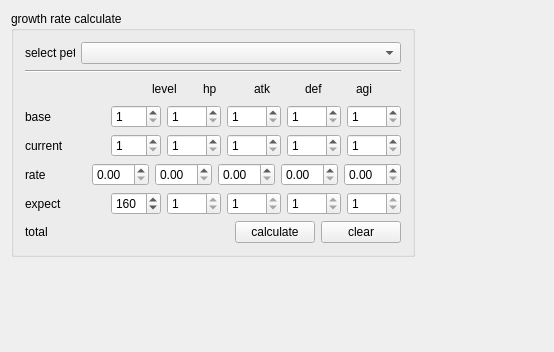
bestkakkoii/SaSH, file SaSH/form/petinfoform.ui: the form before one commit.
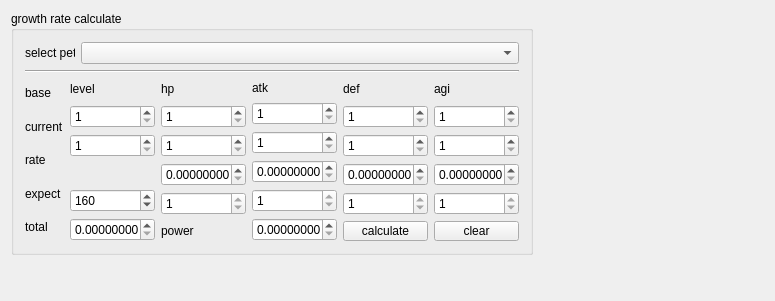
The form after the commit. Custom widgets are drawn as their Qt base class.

Commit message: fix: growth rate calc

```diff
--- a/SaSH/form/petinfoform.ui
+++ b/SaSH/form/petinfoform.ui
@@ -6,24 +6,20 @@
    <rect>
     <x>0</x>
     <y>0</y>
-    <width>554</width>
-    <height>352</height>
+    <width>775</width>
+    <height>301</height>
    </rect>
   </property>
   <property name="windowTitle">
    <string>PetInfoForm</string>
   </property>
-  <layout class="QGridLayout" name="gridLayout_3">
-   <item row="0" column="0">
-    <layout class="QGridLayout" name="gridLayout_2">
+  <layout class="QGridLayout" name="gridLayout">
      <item row="0" column="0">
       <widget class="QGroupBox" name="groupBox">
        <property name="title">
         <string>growth rate calculate</string>
        </property>
-       <layout class="QGridLayout" name="gridLayout">
-        <item row="0" column="0">
-         <layout class="QVBoxLayout" name="verticalLayout">
+     <layout class="QVBoxLayout" name="verticalLayout_7">
           <item>
            <layout class="QHBoxLayout" name="horizontalLayout_7">
             <item>
@@ -54,87 +50,7 @@
           <item>
            <layout class="QHBoxLayout" name="horizontalLayout">
             <item>
-             <spacer name="horizontalSpacer_3">
-              <property name="orientation">
-               <enum>Qt::Horizontal</enum>
-              </property>
-              <property name="sizeHint" stdset="0">
-               <size>
-                <width>40</width>
-                <height>20</height>
-               </size>
-              </property>
-             </spacer>
-            </item>
-            <item>
-             <widget class="QLabel" name="label_2">
-              <property name="minimumSize">
-               <size>
-                <width>45</width>
-                <height>0</height>
-               </size>
-              </property>
-              <property name="text">
-               <string>level</string>
-              </property>
-             </widget>
-            </item>
-            <item>
-             <widget class="QLabel" name="label_3">
-              <property name="minimumSize">
-               <size>
-                <width>45</width>
-                <height>0</height>
-               </size>
-              </property>
-              <property name="text">
-               <string>hp</string>
-              </property>
-             </widget>
-            </item>
-            <item>
-             <widget class="QLabel" name="label_4">
-              <property name="minimumSize">
-               <size>
-                <width>45</width>
-                <height>0</height>
-               </size>
-              </property>
-              <property name="text">
-               <string>atk</string>
-              </property>
-             </widget>
-            </item>
-            <item>
-             <widget class="QLabel" name="label_5">
-              <property name="minimumSize">
-               <size>
-                <width>45</width>
-                <height>0</height>
-               </size>
-              </property>
-              <property name="text">
-               <string>def</string>
-              </property>
-             </widget>
-            </item>
-            <item>
-             <widget class="QLabel" name="label_6">
-              <property name="minimumSize">
-               <size>
-                <width>45</width>
-                <height>0</height>
-               </size>
-              </property>
-              <property name="text">
-               <string>agi</string>
-              </property>
-             </widget>
-            </item>
-           </layout>
-          </item>
-          <item>
-           <layout class="QHBoxLayout" name="horizontalLayout_2">
+         <layout class="QVBoxLayout" name="verticalLayout_6">
             <item>
              <widget class="QLabel" name="label_7">
               <property name="text">
@@ -143,103 +59,6 @@
              </widget>
             </item>
             <item>
-             <spacer name="horizontalSpacer_4">
-              <property name="orientation">
-               <enum>Qt::Horizontal</enum>
-              </property>
-              <property name="sizeHint" stdset="0">
-               <size>
-                <width>40</width>
-                <height>20</height>
-               </size>
-              </property>
-             </spacer>
-            </item>
-            <item>
-             <widget class="QSpinBox" name="spinBox_base_level">
-              <property name="minimumSize">
-               <size>
-                <width>50</width>
-                <height>0</height>
-               </size>
-              </property>
-              <property name="minimum">
-               <number>1</number>
-              </property>
-              <property name="maximum">
-               <number>255</number>
-              </property>
-             </widget>
-            </item>
-            <item>
-             <widget class="QSpinBox" name="spinBox_base_hp">
-              <property name="minimumSize">
-               <size>
-                <width>50</width>
-                <height>0</height>
-               </size>
-              </property>
-              <property name="minimum">
-               <number>1</number>
-              </property>
-              <property name="maximum">
-               <number>9999</number>
-              </property>
-             </widget>
-            </item>
-            <item>
-             <widget class="QSpinBox" name="spinBox_base_atk">
-              <property name="minimumSize">
-               <size>
-                <width>50</width>
-                <height>0</height>
-               </size>
-              </property>
-              <property name="minimum">
-               <number>1</number>
-              </property>
-              <property name="maximum">
-               <number>9999</number>
-              </property>
-             </widget>
-            </item>
-            <item>
-             <widget class="QSpinBox" name="spinBox_base_def">
-              <property name="minimumSize">
-               <size>
-                <width>50</width>
-                <height>0</height>
-               </size>
-              </property>
-              <property name="minimum">
-               <number>1</number>
-              </property>
-              <property name="maximum">
-               <number>9999</number>
-              </property>
-             </widget>
-            </item>
-            <item>
-             <widget class="QSpinBox" name="spinBox_base_agi">
-              <property name="minimumSize">
-               <size>
-                <width>50</width>
-                <height>0</height>
-               </size>
-              </property>
-              <property name="minimum">
-               <number>1</number>
-              </property>
-              <property name="maximum">
-               <number>9999</number>
-              </property>
-             </widget>
-            </item>
-           </layout>
-          </item>
-          <item>
-           <layout class="QHBoxLayout" name="horizontalLayout_3">
-            <item>
              <widget class="QLabel" name="label_8">
               <property name="text">
                <string>current</string>
@@ -247,103 +66,6 @@
              </widget>
             </item>
             <item>
-             <spacer name="horizontalSpacer_5">
-              <property name="orientation">
-               <enum>Qt::Horizontal</enum>
-              </property>
-              <property name="sizeHint" stdset="0">
-               <size>
-                <width>40</width>
-                <height>20</height>
-               </size>
-              </property>
-             </spacer>
-            </item>
-            <item>
-             <widget class="QSpinBox" name="spinBox_current_level">
-              <property name="minimumSize">
-               <size>
-                <width>50</width>
-                <height>0</height>
-               </size>
-              </property>
-              <property name="minimum">
-               <number>1</number>
-              </property>
-              <property name="maximum">
-               <number>255</number>
-              </property>
-             </widget>
-            </item>
-            <item>
-             <widget class="QSpinBox" name="spinBox_current_hp">
-              <property name="minimumSize">
-               <size>
-                <width>50</width>
-                <height>0</height>
-               </size>
-              </property>
-              <property name="minimum">
-               <number>1</number>
-              </property>
-              <property name="maximum">
-               <number>9999</number>
-              </property>
-             </widget>
-            </item>
-            <item>
-             <widget class="QSpinBox" name="spinBox_current_atk">
-              <property name="minimumSize">
-               <size>
-                <width>50</width>
-                <height>0</height>
-               </size>
-              </property>
-              <property name="minimum">
-               <number>1</number>
-              </property>
-              <property name="maximum">
-               <number>9999</number>
-              </property>
-             </widget>
-            </item>
-            <item>
-             <widget class="QSpinBox" name="spinBox_current_def">
-              <property name="minimumSize">
-               <size>
-                <width>50</width>
-                <height>0</height>
-               </size>
-              </property>
-              <property name="minimum">
-               <number>1</number>
-              </property>
-              <property name="maximum">
-               <number>9999</number>
-              </property>
-             </widget>
-            </item>
-            <item>
-             <widget class="QSpinBox" name="spinBox_current_agi">
-              <property name="minimumSize">
-               <size>
-                <width>50</width>
-                <height>0</height>
-               </size>
-              </property>
-              <property name="minimum">
-               <number>1</number>
-              </property>
-              <property name="maximum">
-               <number>9999</number>
-              </property>
-             </widget>
-            </item>
-           </layout>
-          </item>
-          <item>
-           <layout class="QHBoxLayout" name="horizontalLayout_4">
-            <item>
              <widget class="QLabel" name="label_9">
               <property name="text">
                <string>rate</string>
@@ -351,73 +73,6 @@
              </widget>
             </item>
             <item>
-             <spacer name="horizontalSpacer_6">
-              <property name="orientation">
-               <enum>Qt::Horizontal</enum>
-              </property>
-              <property name="sizeHint" stdset="0">
-               <size>
-                <width>40</width>
-                <height>20</height>
-               </size>
-              </property>
-             </spacer>
-            </item>
-            <item>
-             <widget class="QDoubleSpinBox" name="doubleSpinBox">
-              <property name="minimumSize">
-               <size>
-                <width>50</width>
-                <height>0</height>
-               </size>
-              </property>
-             </widget>
-            </item>
-            <item>
-             <widget class="QDoubleSpinBox" name="doubleSpinBox_hp">
-              <property name="minimumSize">
-               <size>
-                <width>50</width>
-                <height>0</height>
-               </size>
-              </property>
-             </widget>
-            </item>
-            <item>
-             <widget class="QDoubleSpinBox" name="doubleSpinBox_atk">
-              <property name="minimumSize">
-               <size>
-                <width>50</width>
-                <height>0</height>
-               </size>
-              </property>
-             </widget>
-            </item>
-            <item>
-             <widget class="QDoubleSpinBox" name="doubleSpinBox_def">
-              <property name="minimumSize">
-               <size>
-                <width>50</width>
-                <height>0</height>
-               </size>
-              </property>
-             </widget>
-            </item>
-            <item>
-             <widget class="QDoubleSpinBox" name="doubleSpinBox_agi">
-              <property name="minimumSize">
-               <size>
-                <width>50</width>
-                <height>0</height>
-               </size>
-              </property>
-             </widget>
-            </item>
-           </layout>
-          </item>
-          <item>
-           <layout class="QHBoxLayout" name="horizontalLayout_5">
-            <item>
              <widget class="QLabel" name="label_10">
               <property name="text">
                <string>expect</string>
@@ -425,26 +80,106 @@
              </widget>
             </item>
             <item>
-             <spacer name="horizontalSpacer_7">
-              <property name="orientation">
-               <enum>Qt::Horizontal</enum>
-              </property>
-              <property name="sizeHint" stdset="0">
+           <widget class="QLabel" name="label_11">
+            <property name="text">
+             <string>total</string>
+            </property>
+           </widget>
+          </item>
+         </layout>
+        </item>
+        <item>
+         <layout class="QVBoxLayout" name="verticalLayout_5">
+          <item>
+           <widget class="QLabel" name="label_2">
+            <property name="minimumSize">
                <size>
-                <width>40</width>
+              <width>45</width>
                 <height>20</height>
                </size>
               </property>
-             </spacer>
+            <property name="text">
+             <string>level</string>
+            </property>
+           </widget>
+          </item>
+          <item>
+           <widget class="QSpinBox" name="spinBox_base_level">
+            <property name="minimumSize">
+             <size>
+              <width>85</width>
+              <height>0</height>
+             </size>
+            </property>
+            <property name="maximumSize">
+             <size>
+              <width>85</width>
+              <height>16777215</height>
+             </size>
+            </property>
+            <property name="minimum">
+             <number>1</number>
+            </property>
+            <property name="maximum">
+             <number>255</number>
+            </property>
+           </widget>
+          </item>
+          <item>
+           <widget class="QSpinBox" name="spinBox_current_level">
+            <property name="minimumSize">
+             <size>
+              <width>85</width>
+              <height>0</height>
+             </size>
+            </property>
+            <property name="maximumSize">
+             <size>
+              <width>85</width>
+              <height>16777215</height>
+             </size>
+            </property>
+            <property name="minimum">
+             <number>1</number>
+            </property>
+            <property name="maximum">
+             <number>255</number>
+            </property>
+           </widget>
+          </item>
+          <item>
+           <widget class="QLabel" name="label_12">
+            <property name="minimumSize">
+             <size>
+              <width>85</width>
+              <height>20</height>
+             </size>
+            </property>
+            <property name="maximumSize">
+             <size>
+              <width>85</width>
+              <height>16777215</height>
+             </size>
+            </property>
+            <property name="text">
+             <string/>
+            </property>
+           </widget>
             </item>
             <item>
              <widget class="QSpinBox" name="spinBox_expect_level">
               <property name="minimumSize">
                <size>
-                <width>50</width>
+              <width>85</width>
                 <height>0</height>
                </size>
               </property>
+            <property name="maximumSize">
+             <size>
+              <width>85</width>
+              <height>16777215</height>
+             </size>
+            </property>
               <property name="readOnly">
                <bool>false</bool>
               </property>
@@ -460,13 +195,118 @@
              </widget>
             </item>
             <item>
+           <widget class="QDoubleSpinBox" name="doubleSpinBox">
+            <property name="minimumSize">
+             <size>
+              <width>85</width>
+              <height>0</height>
+             </size>
+            </property>
+            <property name="maximumSize">
+             <size>
+              <width>85</width>
+              <height>16777215</height>
+             </size>
+            </property>
+            <property name="decimals">
+             <number>8</number>
+            </property>
+           </widget>
+          </item>
+         </layout>
+        </item>
+        <item>
+         <layout class="QVBoxLayout" name="verticalLayout_4">
+          <item>
+           <widget class="QLabel" name="label_3">
+            <property name="minimumSize">
+             <size>
+              <width>45</width>
+              <height>0</height>
+             </size>
+            </property>
+            <property name="text">
+             <string>hp</string>
+            </property>
+           </widget>
+          </item>
+          <item>
+           <widget class="QSpinBox" name="spinBox_base_hp">
+            <property name="minimumSize">
+             <size>
+              <width>85</width>
+              <height>0</height>
+             </size>
+            </property>
+            <property name="maximumSize">
+             <size>
+              <width>85</width>
+              <height>16777215</height>
+             </size>
+            </property>
+            <property name="minimum">
+             <number>1</number>
+            </property>
+            <property name="maximum">
+             <number>9999</number>
+            </property>
+           </widget>
+          </item>
+          <item>
+           <widget class="QSpinBox" name="spinBox_current_hp">
+            <property name="minimumSize">
+             <size>
+              <width>85</width>
+              <height>0</height>
+             </size>
+            </property>
+            <property name="maximumSize">
+             <size>
+              <width>85</width>
+              <height>16777215</height>
+             </size>
+            </property>
+            <property name="minimum">
+             <number>1</number>
+            </property>
+            <property name="maximum">
+             <number>9999</number>
+            </property>
+           </widget>
+          </item>
+          <item>
+           <widget class="QDoubleSpinBox" name="doubleSpinBox_hp">
+            <property name="minimumSize">
+             <size>
+              <width>85</width>
+              <height>0</height>
+             </size>
+            </property>
+            <property name="maximumSize">
+             <size>
+              <width>85</width>
+              <height>16777215</height>
+             </size>
+            </property>
+            <property name="decimals">
+             <number>8</number>
+            </property>
+           </widget>
+          </item>
+          <item>
              <widget class="QSpinBox" name="spinBox_expect_hp">
               <property name="minimumSize">
                <size>
-                <width>50</width>
+              <width>85</width>
                 <height>0</height>
                </size>
               </property>
+            <property name="maximumSize">
+             <size>
+              <width>85</width>
+              <height>16777215</height>
+             </size>
+            </property>
               <property name="readOnly">
                <bool>true</bool>
               </property>
@@ -475,6 +315,105 @@
               </property>
               <property name="maximum">
                <number>9999</number>
+            </property>
+           </widget>
+          </item>
+          <item>
+           <widget class="QLabel" name="label_13">
+            <property name="minimumSize">
+             <size>
+              <width>85</width>
+              <height>20</height>
+             </size>
+            </property>
+            <property name="maximumSize">
+             <size>
+              <width>85</width>
+              <height>16777215</height>
+             </size>
+            </property>
+            <property name="text">
+             <string>power</string>
+            </property>
+           </widget>
+          </item>
+         </layout>
+        </item>
+        <item>
+         <layout class="QVBoxLayout" name="verticalLayout_3">
+          <item>
+           <widget class="QLabel" name="label_4">
+            <property name="minimumSize">
+             <size>
+              <width>45</width>
+              <height>0</height>
+             </size>
+            </property>
+            <property name="text">
+             <string>atk</string>
+            </property>
+           </widget>
+          </item>
+          <item>
+           <widget class="QSpinBox" name="spinBox_base_atk">
+            <property name="minimumSize">
+             <size>
+              <width>85</width>
+              <height>0</height>
+             </size>
+            </property>
+            <property name="maximumSize">
+             <size>
+              <width>85</width>
+              <height>16777215</height>
+             </size>
+            </property>
+            <property name="minimum">
+             <number>1</number>
+            </property>
+            <property name="maximum">
+             <number>9999</number>
+            </property>
+           </widget>
+          </item>
+          <item>
+           <widget class="QSpinBox" name="spinBox_current_atk">
+            <property name="minimumSize">
+             <size>
+              <width>85</width>
+              <height>0</height>
+             </size>
+            </property>
+            <property name="maximumSize">
+             <size>
+              <width>85</width>
+              <height>16777215</height>
+             </size>
+            </property>
+            <property name="minimum">
+             <number>1</number>
+            </property>
+            <property name="maximum">
+             <number>9999</number>
+            </property>
+           </widget>
+          </item>
+          <item>
+           <widget class="QDoubleSpinBox" name="doubleSpinBox_atk">
+            <property name="minimumSize">
+             <size>
+              <width>85</width>
+              <height>0</height>
+             </size>
+            </property>
+            <property name="maximumSize">
+             <size>
+              <width>85</width>
+              <height>16777215</height>
+             </size>
+            </property>
+            <property name="decimals">
+             <number>8</number>
               </property>
              </widget>
             </item>
@@ -482,10 +421,16 @@
              <widget class="QSpinBox" name="spinBox_expect_atk">
               <property name="minimumSize">
                <size>
-                <width>50</width>
+              <width>85</width>
                 <height>0</height>
                </size>
               </property>
+            <property name="maximumSize">
+             <size>
+              <width>85</width>
+              <height>16777215</height>
+             </size>
+            </property>
               <property name="readOnly">
                <bool>true</bool>
               </property>
@@ -494,6 +439,108 @@
               </property>
               <property name="maximum">
                <number>9999</number>
+            </property>
+           </widget>
+          </item>
+          <item>
+           <widget class="QDoubleSpinBox" name="doubleSpinBox_power">
+            <property name="minimumSize">
+             <size>
+              <width>85</width>
+              <height>0</height>
+             </size>
+            </property>
+            <property name="maximumSize">
+             <size>
+              <width>85</width>
+              <height>16777215</height>
+             </size>
+            </property>
+            <property name="decimals">
+             <number>8</number>
+            </property>
+            <property name="maximum">
+             <double>100000.990000000005239</double>
+            </property>
+           </widget>
+          </item>
+         </layout>
+        </item>
+        <item>
+         <layout class="QVBoxLayout" name="verticalLayout_2">
+          <item>
+           <widget class="QLabel" name="label_5">
+            <property name="minimumSize">
+             <size>
+              <width>45</width>
+              <height>0</height>
+             </size>
+            </property>
+            <property name="text">
+             <string>def</string>
+            </property>
+           </widget>
+          </item>
+          <item>
+           <widget class="QSpinBox" name="spinBox_base_def">
+            <property name="minimumSize">
+             <size>
+              <width>85</width>
+              <height>0</height>
+             </size>
+            </property>
+            <property name="maximumSize">
+             <size>
+              <width>85</width>
+              <height>16777215</height>
+             </size>
+            </property>
+            <property name="minimum">
+             <number>1</number>
+            </property>
+            <property name="maximum">
+             <number>9999</number>
+            </property>
+           </widget>
+          </item>
+          <item>
+           <widget class="QSpinBox" name="spinBox_current_def">
+            <property name="minimumSize">
+             <size>
+              <width>85</width>
+              <height>0</height>
+             </size>
+            </property>
+            <property name="maximumSize">
+             <size>
+              <width>85</width>
+              <height>16777215</height>
+             </size>
+            </property>
+            <property name="minimum">
+             <number>1</number>
+            </property>
+            <property name="maximum">
+             <number>9999</number>
+            </property>
+           </widget>
+          </item>
+          <item>
+           <widget class="QDoubleSpinBox" name="doubleSpinBox_def">
+            <property name="minimumSize">
+             <size>
+              <width>85</width>
+              <height>0</height>
+             </size>
+            </property>
+            <property name="maximumSize">
+             <size>
+              <width>85</width>
+              <height>16777215</height>
+             </size>
+            </property>
+            <property name="decimals">
+             <number>8</number>
               </property>
              </widget>
             </item>
@@ -501,27 +548,14 @@
              <widget class="QSpinBox" name="spinBox_expect_def">
               <property name="minimumSize">
                <size>
-                <width>50</width>
+              <width>85</width>
                 <height>0</height>
                </size>
               </property>
-              <property name="readOnly">
-               <bool>true</bool>
-              </property>
-              <property name="minimum">
-               <number>1</number>
-              </property>
-              <property name="maximum">
-               <number>9999</number>
-              </property>
-             </widget>
-            </item>
-            <item>
-             <widget class="QSpinBox" name="spinBox_expect_agi">
-              <property name="minimumSize">
+            <property name="maximumSize">
                <size>
-                <width>50</width>
-                <height>0</height>
+              <width>85</width>
+              <height>16777215</height>
                </size>
               </property>
               <property name="readOnly">
@@ -534,40 +568,145 @@
                <number>9999</number>
               </property>
              </widget>
-            </item>
-           </layout>
-          </item>
-          <item>
-           <layout class="QHBoxLayout" name="horizontalLayout_6">
-            <item>
-             <widget class="QLabel" name="label_11">
-              <property name="text">
-               <string>total</string>
-              </property>
-             </widget>
-            </item>
-            <item>
-             <spacer name="horizontalSpacer_2">
-              <property name="orientation">
-               <enum>Qt::Horizontal</enum>
-              </property>
-              <property name="sizeHint" stdset="0">
-               <size>
-                <width>40</width>
-                <height>20</height>
-               </size>
-              </property>
-             </spacer>
             </item>
             <item>
              <widget class="QPushButton" name="pushButton_calc">
+            <property name="minimumSize">
+             <size>
+              <width>85</width>
+              <height>0</height>
+             </size>
+            </property>
+            <property name="maximumSize">
+             <size>
+              <width>85</width>
+              <height>20</height>
+             </size>
+            </property>
               <property name="text">
                <string>calculate</string>
               </property>
              </widget>
             </item>
+         </layout>
+        </item>
+        <item>
+         <layout class="QVBoxLayout" name="verticalLayout">
+          <item>
+           <widget class="QLabel" name="label_6">
+            <property name="minimumSize">
+             <size>
+              <width>45</width>
+              <height>0</height>
+             </size>
+            </property>
+            <property name="text">
+             <string>agi</string>
+            </property>
+           </widget>
+          </item>
+          <item>
+           <widget class="QSpinBox" name="spinBox_base_agi">
+            <property name="minimumSize">
+             <size>
+              <width>85</width>
+              <height>0</height>
+             </size>
+            </property>
+            <property name="maximumSize">
+             <size>
+              <width>85</width>
+              <height>16777215</height>
+             </size>
+            </property>
+            <property name="minimum">
+             <number>1</number>
+            </property>
+            <property name="maximum">
+             <number>9999</number>
+            </property>
+           </widget>
+          </item>
+          <item>
+           <widget class="QSpinBox" name="spinBox_current_agi">
+            <property name="minimumSize">
+             <size>
+              <width>85</width>
+              <height>0</height>
+             </size>
+            </property>
+            <property name="maximumSize">
+             <size>
+              <width>85</width>
+              <height>16777215</height>
+             </size>
+            </property>
+            <property name="minimum">
+             <number>1</number>
+            </property>
+            <property name="maximum">
+             <number>9999</number>
+            </property>
+           </widget>
+          </item>
+          <item>
+           <widget class="QDoubleSpinBox" name="doubleSpinBox_agi">
+            <property name="minimumSize">
+             <size>
+              <width>85</width>
+              <height>0</height>
+             </size>
+            </property>
+            <property name="maximumSize">
+             <size>
+              <width>85</width>
+              <height>16777215</height>
+             </size>
+            </property>
+            <property name="decimals">
+             <number>8</number>
+            </property>
+           </widget>
+          </item>
+          <item>
+           <widget class="QSpinBox" name="spinBox_expect_agi">
+            <property name="minimumSize">
+             <size>
+              <width>85</width>
+              <height>0</height>
+             </size>
+            </property>
+            <property name="maximumSize">
+             <size>
+              <width>85</width>
+              <height>16777215</height>
+             </size>
+            </property>
+            <property name="readOnly">
+             <bool>true</bool>
+            </property>
+            <property name="minimum">
+             <number>1</number>
+            </property>
+            <property name="maximum">
+             <number>9999</number>
+            </property>
+           </widget>
+          </item>
             <item>
              <widget class="QPushButton" name="pushButton_clear">
+            <property name="minimumSize">
+             <size>
+              <width>85</width>
+              <height>0</height>
+             </size>
+            </property>
+            <property name="maximumSize">
+             <size>
+              <width>85</width>
+              <height>20</height>
+             </size>
+            </property>
               <property name="text">
                <string>clear</string>
               </property>
@@ -587,7 +726,7 @@
        </property>
        <property name="sizeHint" stdset="0">
         <size>
-         <width>40</width>
+       <width>226</width>
          <height>20</height>
         </size>
        </property>
@@ -605,8 +744,6 @@
         </size>
        </property>
       </spacer>
-     </item>
-    </layout>
    </item>
   </layout>
  </widget>
```
Lines whose indentation alone changed are shown as unchanged. The commit also changes 2 other files.
